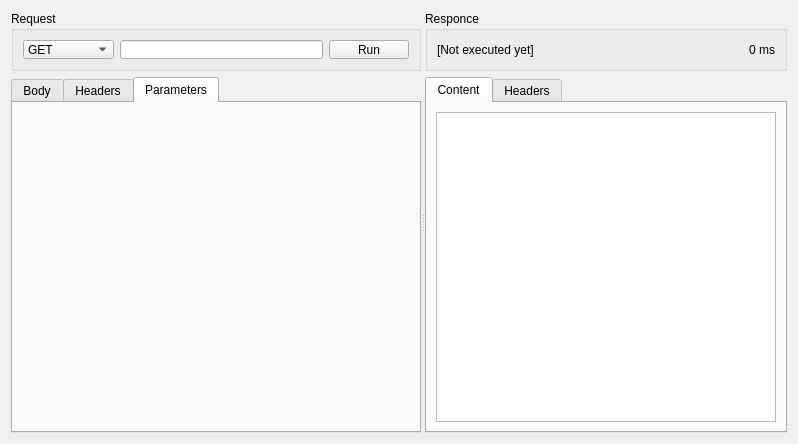
Qt form src/CRequestGUI.ui (ArsMasiuk/bootsmann) before a commit.
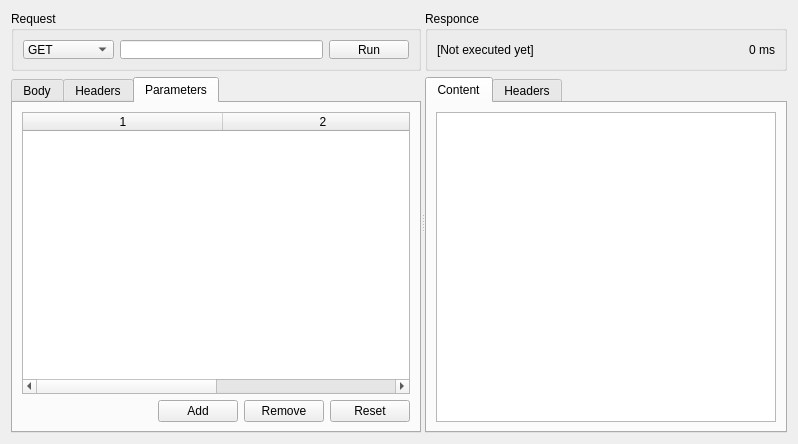
The same form after that commit. The open tabs and pages were chosen to show the change.

```diff
--- a/src/CRequestGUI.ui
+++ b/src/CRequestGUI.ui
@@ -220,6 +220,79 @@
           <attribute name="title">
            <string>Parameters</string>
           </attribute>
+          <layout class="QVBoxLayout" name="verticalLayout">
+           <item>
+            <widget class="QTableWidget" name="RequestParams">
+             <property name="editTriggers">
+              <set>QAbstractItemView::AllEditTriggers</set>
+             </property>
+             <property name="showDropIndicator" stdset="0">
+              <bool>false</bool>
+             </property>
+             <property name="dragDropOverwriteMode">
+              <bool>false</bool>
+             </property>
+             <property name="selectionMode">
+              <enum>QAbstractItemView::SingleSelection</enum>
+             </property>
+             <property name="selectionBehavior">
+              <enum>QAbstractItemView::SelectRows</enum>
+             </property>
+             <property name="columnCount">
+              <number>2</number>
+             </property>
+             <attribute name="horizontalHeaderCascadingSectionResizes">
+              <bool>true</bool>
+             </attribute>
+             <attribute name="horizontalHeaderDefaultSectionSize">
+              <number>200</number>
+             </attribute>
+             <attribute name="horizontalHeaderStretchLastSection">
+              <bool>true</bool>
+             </attribute>
+             <column/>
+             <column/>
+            </widget>
+           </item>
+           <item>
+            <layout class="QHBoxLayout" name="horizontalLayout_5">
+             <item>
+              <spacer name="horizontalSpacer_2">
+               <property name="orientation">
+                <enum>Qt::Horizontal</enum>
+               </property>
+               <property name="sizeHint" stdset="0">
+                <size>
+                 <width>40</width>
+                 <height>20</height>
+                </size>
+               </property>
+              </spacer>
+             </item>
+             <item>
+              <widget class="QPushButton" name="AddParameter">
+               <property name="text">
+                <string>Add</string>
+               </property>
+              </widget>
+             </item>
+             <item>
+              <widget class="QPushButton" name="RemoveParameter">
+               <property name="text">
+                <string>Remove</string>
+               </property>
+              </widget>
+             </item>
+             <item>
+              <widget class="QPushButton" name="ResetParameters">
+               <property name="text">
+                <string>Reset</string>
+               </property>
+              </widget>
+             </item>
+            </layout>
+           </item>
+          </layout>
          </widget>
         </widget>
        </item>
```
Left out of the diff: 4 changed lines with no effect on the pictures.
